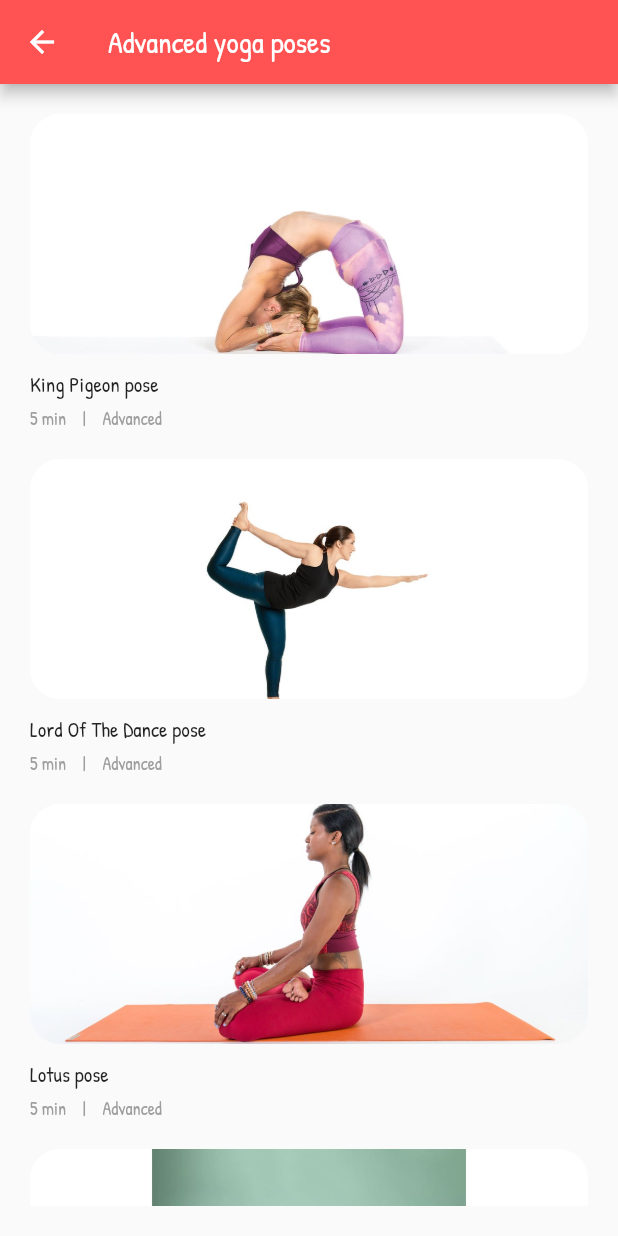
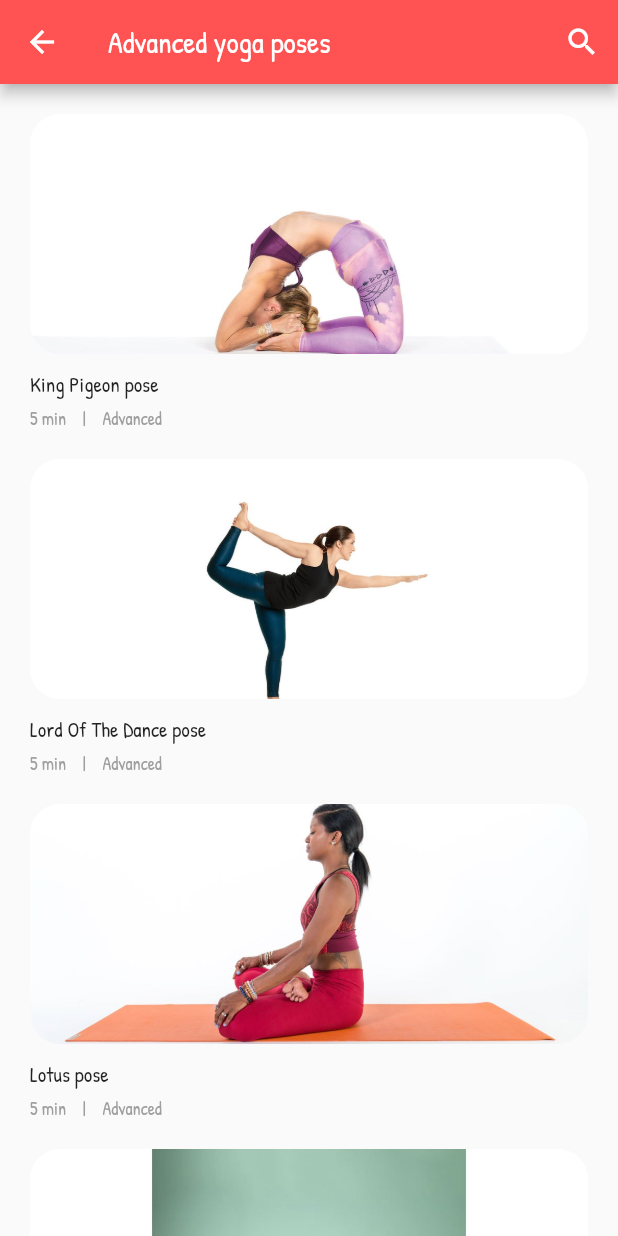
Before and after one commit to DonMartialMinh/Health, a Flutter app: the ExcerciseYogaCategory screen opened directly, after a tap on "Advanced yoga poses", on a phone screen of 412 x 824 dp. Run offline on Flutter 3.47's test engine with Material 2 defaults, Android fonts, the phone set to English and light mode, and no system bars; our stand-ins replace percent_indicator; network calls fail.

Commit message:
Complete search bar for exercise list

```diff
--- a/lib/components/exercise_list_page.dart
+++ b/lib/components/exercise_list_page.dart
@@ -1,29 +1,153 @@
+
+import 'package:flutter/cupertino.dart';
 import 'package:flutter/material.dart';
 import 'package:health/components/detail_exercise_card.dart';
 import 'package:health/models/exercise.dart';
 
-class ExerciseListPage extends StatelessWidget {
-  List<Widget> list;
+import 'fit_image_card.dart';
+
+class ExerciseListPage extends StatefulWidget {
+  List<Exercise> list;
   String title;
+  TextEditingController _searchQueryController = TextEditingController();
+  bool _isSearching = false;
+  String searchQuery = "";
 
   ExerciseListPage({required this.list, required this.title});
 
   @override
+  State <StatefulWidget> createState() {
+    // TODO: implement createState
+    return _MyAppState();
+  }
+
+}
+@override
+class _MyAppState extends State<ExerciseListPage> {
+  List<Widget> generateCard(BuildContext context, double width, List<Exercise> exercises, String filter) {
+    List<Widget> _list = [];
+    exercises.forEach((exercise) {
+      if (exercise.title.toLowerCase().contains(filter.trim()))
+        {
+          Widget element = Container(
+            margin: EdgeInsets.only(top: 20, left: 20, right: 20),
+            child: GestureDetector(
+              child: FitImageCard(
+                exercise: exercise,
+                tag: '${exercise.id}',
+                imageWidth: width,
+              ),
+              onTap: () {
+                Navigator.push(
+                  context,
+                  MaterialPageRoute(
+                    builder: (_) {
+                      return DetailExerciseCard(exercise: exercise, tag: '${exercise.id}',);
+                    },
+                  ),
+                );
+              },
+            ),
+          );
+          _list.add(element);
+        }
+    });
+    return _list;
+  }
+
   Widget build(BuildContext context) {
+    double _cardWidth = MediaQuery.of(context).size.width ;
     // TODO: implement build
     return SafeArea(child: Scaffold (
-      appBar: AppBar(title: Text('${this.title}'),backgroundColor: Colors.redAccent,),
-      body: Container(
+        appBar: AppBar(
+          backgroundColor: Colors.redAccent,
+          //leading: widget._isSearching ? const BackButton() : Container(),
+          title: widget._isSearching ? _buildSearchField() : Text('${this.widget.title}'),
+          actions: _buildActions(),
+        ),
+        body: Container(
           child: SingleChildScrollView(
             scrollDirection: Axis.vertical,
             child: Column(
               crossAxisAlignment: CrossAxisAlignment.start,
-              children: this.list,
+              children: this.generateCard(context, _cardWidth, widget.list, widget.searchQuery
             ),
           ),
-        padding: EdgeInsets.only(bottom: 20),
+          padding: EdgeInsets.only(bottom: 20),
         )
       )
+    ));
+  }
+  Widget _buildSearchField() {
+    return TextField(
+      controller: widget._searchQueryController,
+      autofocus: true,
+      decoration: InputDecoration(
+        hintText: "Search...",
+        border: InputBorder.none,
+        hintStyle: TextStyle(color: Colors.white30),
+      ),
+      style: TextStyle(color: Colors.white, fontSize: 20.0),
+      onChanged: (query) => update(query),
     );
   }
+
+  List<Widget> _buildActions() {
+    if (widget._isSearching) {
+      return <Widget>[
+        IconButton(
+          icon: const Icon(Icons.clear),
+          onPressed: () {
+            if (widget._searchQueryController == null ||
+                widget._searchQueryController.text.isEmpty) {
+              Navigator.pop(context);
+              return;
+            }
+            _clearSearchQuery();
+          },
+        ),
+      ];
+    }
+
+    return <Widget>[
+      IconButton(
+        icon: const Icon(Icons.search),
+        onPressed: _startSearch,
+      ),
+    ];
+  }
+
+  void _startSearch() {
+    ModalRoute.of(context)!
+        .addLocalHistoryEntry(LocalHistoryEntry(onRemove: _stopSearching));
+
+    setState(() {
+      widget._isSearching = true;
+    });
+  }
+
+  void update(String newQuery) {
+    if (newQuery != widget.searchQuery)
+      {
+        setState(() {
+          widget.searchQuery = newQuery;
+          //updateList(newQuery);
+        });
+      }
+  }
+
+  void _stopSearching() {
+    _clearSearchQuery();
+
+    setState(() {
+      widget._isSearching = false;
+    });
+  }
+
+  void _clearSearchQuery() {
+    setState(() {
+      widget._searchQueryController.clear();
+      update("");
+    });
+  }
 }
--- a/lib/components/exercise_yoga_category.dart
+++ b/lib/components/exercise_yoga_category.dart
@@ -8,8 +8,12 @@ import 'detail_exercise_card.dart';
 import 'fit_image_card.dart';
 
 class ExcerciseYogaCategory extends StatelessWidget {
-  List<Widget> generateCard(BuildContext context, double width,String sectionName) {
-    List<Exercise> exercises = exercisesYoga.where((exercises) => exercises.difficult == sectionName).toList();
+
+  List<Exercise> getData (String sectionName) {
+    return exercisesYoga.where((exercises) => exercises.difficult == sectionName).toList();
+  }
+
+  List<Widget> generateCard(BuildContext context, double width, List<Exercise> exercises) {
     List<Widget> _list = [];
     exercises.forEach((exercise) {
       Widget element = Container(
@@ -40,7 +44,6 @@ class ExcerciseYogaCategory extends StatelessWidget {
   Widget build(BuildContext context) {
     // TODO: implement build
     double _cardWidth = MediaQuery.of(context).size.width * 2/3;
-    double _listCardWidth = MediaQuery.of(context).size.width;
     return SafeArea(child: Scaffold(
       appBar: AppBar(title: Text('Category'),backgroundColor: Colors.redAccent,),
       body: SingleChildScrollView(
@@ -50,35 +53,35 @@ class ExcerciseYogaCategory extends StatelessWidget {
               InkWell(
                 onTap: () {
                   Navigator.of(context).push(
-                      MaterialPageRoute(builder: (context) => ExerciseListPage(list: this.generateCard(context, _listCardWidth, 'Beginners'), title: 'Beginners yoga poses'))
+                      MaterialPageRoute(builder: (context) => ExerciseListPage(list: getData('Beginners'), title: 'Beginners yoga poses'))
                   );
                 },
                 child: SectionTitle('Beginners yoga poses'),
               ),
               Section(
-                horizontalList: this.generateCard(context, _cardWidth, 'Beginners'),
+                horizontalList: this.generateCard(context, _cardWidth, getData('Beginners')),
               ),
               InkWell(
                 onTap: () {
                   Navigator.of(context).push(
-                      MaterialPageRoute(builder: (context) => ExerciseListPage(list: this.generateCard(context, _listCardWidth, 'Intermediate'), title: 'Intermediate yoga poses'))
+                      MaterialPageRoute(builder: (context) => ExerciseListPage(list: getData('Intermediate'), title: 'Intermediate yoga poses'))
                   );
                 },
                 child: SectionTitle('Intermediate yoga poses'),
               ),
               Section(
-                horizontalList: this.generateCard(context, _cardWidth, 'Intermediate'),
+                horizontalList: this.generateCard(context, _cardWidth, getData('Intermediate')),
               ),
               InkWell(
                 onTap: () {
                   Navigator.of(context).push(
-                      MaterialPageRoute(builder: (context) => ExerciseListPage(list: this.generateCard(context, _listCardWidth, 'Advanced'), title: 'Advanced yoga poses'))
+                      MaterialPageRoute(builder: (context) => ExerciseListPage(list: getData('Advanced'), title: 'Advanced yoga poses'))
                   );
                 },
                 child: SectionTitle('Advanced yoga poses'),
               ),
               Section(
-                horizontalList: this.generateCard(context, _cardWidth, 'Advanced'),
+                horizontalList: this.generateCard(context, _cardWidth, getData('Advanced')),
               ),
             ],
           ),
```
Also changed, not shown: lib/components/exercise_body_part_category.dart (+11 -8 lines).
